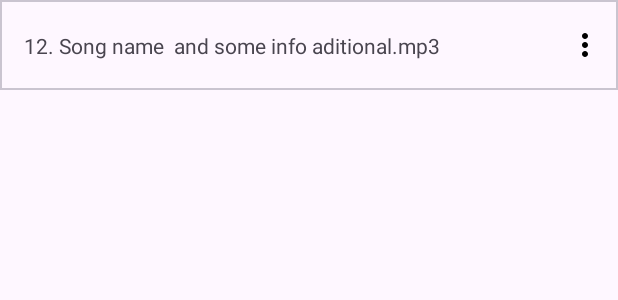
After one commit to hall9zeha/MusicPlayerApp, an Android app: the layout item_song.xml on its own in the app's theme, with its tools: preview values and no code run, on a phone screen of 412 x 824 dp. The commit adds this screen. Shown: the top 300 px of the screen. Run offline under Robolectric (Android 15) with nearby library versions, the phone set to English and light mode, and no system bars.

Commit message:
Added item song layout

```diff
--- a/app/src/main/res/layout/fragment_list_player.xml
+++ b/app/src/main/res/layout/fragment_list_player.xml
@@ -9,6 +9,7 @@
         android:id="@+id/rvSongs"
         android:layout_width="match_parent"
         android:layout_height="0dp"
+        tools:listitem="@layout/item_song"
         app:layout_constraintStart_toStartOf="parent"
         app:layout_constraintEnd_toEndOf="parent"
         app:layout_constraintTop_toTopOf="parent"
--- /dev/null
+++ b/app/src/main/res/layout/item_song.xml
@@ -0,0 +1,37 @@
+<?xml version="1.0" encoding="utf-8"?>
+<com.google.android.material.card.MaterialCardView xmlns:android="http://schemas.android.com/apk/res/android"
+    android:layout_width="match_parent"
+    android:layout_height="60dp"
+    xmlns:tools="http://schemas.android.com/tools"
+    xmlns:app="http://schemas.android.com/apk/res-auto"
+    app:cardCornerRadius="0dp"
+    >
+    <androidx.constraintlayout.widget.ConstraintLayout
+        android:layout_width="match_parent"
+        android:layout_height="match_parent">
+
+        <com.google.android.material.textview.MaterialTextView
+            android:id="@+id/tvSongDesc"
+            android:layout_width="0dp"
+            android:layout_height="wrap_content"
+            android:maxLines="2"
+            tools:text="12. Song name  and some info aditional.mp3"
+            app:layout_constraintStart_toStartOf="parent"
+            app:layout_constraintEnd_toStartOf="@id/ivOptions"
+            app:layout_constraintTop_toTopOf="parent"
+            app:layout_constraintBottom_toBottomOf="parent"
+            android:layout_margin="16dp"/>
+        <ImageButton
+            android:id="@+id/ivOptions"
+            android:layout_width="wrap_content"
+            android:layout_height="wrap_content"
+            android:src="@drawable/ic_more_vert"
+            style="@style/Widget.Material3.Button.IconButton"
+            app:layout_constraintEnd_toEndOf="parent"
+            app:layout_constraintTop_toTopOf="parent"
+            app:layout_constraintBottom_toBottomOf="parent"
+            app:layout_constraintStart_toEndOf="@id/tvSongDesc"/>
+    </androidx.constraintlayout.widget.ConstraintLayout>
+
+
+</com.google.android.material.card.MaterialCardView>
--- /dev/null
+++ b/core/src/main/res/drawable/ic_more_vert.xml
@@ -0,0 +1,5 @@
+<vector xmlns:android="http://schemas.android.com/apk/res/android" android:height="24dp" android:tint="#000000" android:viewportHeight="24" android:viewportWidth="24" android:width="24dp">
+
+    <path android:fillColor="@android:color/white" android:pathData="M12,8c1.1,0 2,-0.9 2,-2s-0.9,-2 -2,-2 -2,0.9 -2,2 0.9,2 2,2zM12,10c-1.1,0 -2,0.9 -2,2s0.9,2 2,2 2,-0.9 2,-2 -0.9,-2 -2,-2zM12,16c-1.1,0 -2,0.9 -2,2s0.9,2 2,2 2,-0.9 2,-2 -0.9,-2 -2,-2z"/>
+
+</vector>
```
